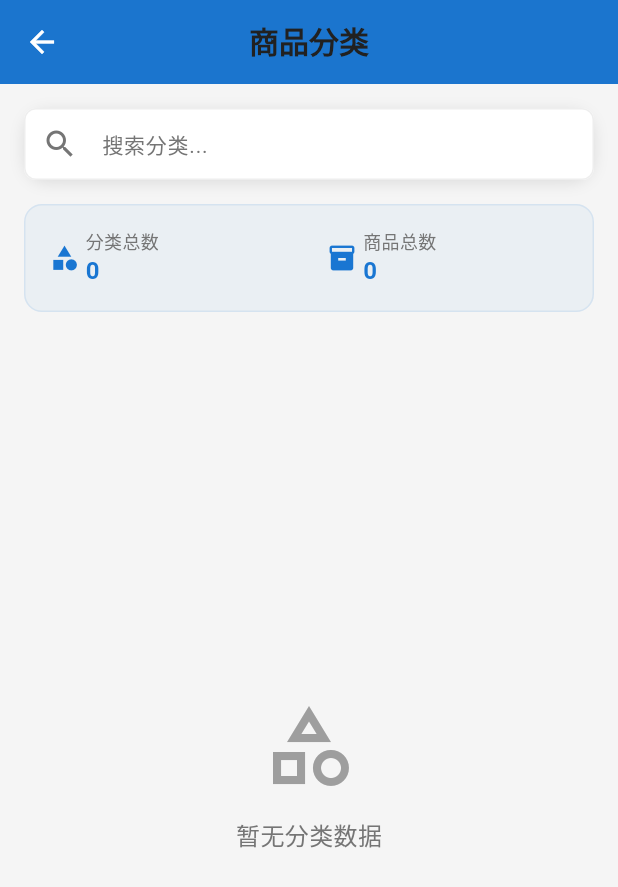
After one commit to yuanzhaoK/mall-mobile, a Flutter app: the CategoryListPage screen opened directly, on a phone screen of 412 x 824 dp. The commit adds this screen. Shown: the top 887 px of the screen. Run offline on Flutter 3.47's test engine with Material 3 defaults, Android fonts, the phone set to English and light mode, and no system bars; our stand-ins replace badges, cached_network_image, carousel_slider, flutter_svg, go_router, graphql_flutter and 3 more; accounts and stored records are empty; network calls fail.

Commit message:
category list page

```diff
--- /dev/null
+++ b/lib/pages/category_list_page.dart
@@ -0,0 +1,397 @@
+import 'package:flutter/material.dart';
+import 'package:flutter_home_mall/constants/app_colors.dart';
+import 'package:flutter_home_mall/core/themes/app_theme.dart';
+import 'package:flutter_home_mall/models/api_models.dart';
+import 'package:flutter_home_mall/providers/home_state.dart';
+import 'package:flutter_home_mall/widgets/category_grid.dart';
+import 'package:flutter_home_mall/widgets/simple_app_bar.dart';
+import 'package:provider/provider.dart';
+
+/// 分类列表页面 - 展示所有商品分类
+class CategoryListPage extends StatefulWidget {
+  const CategoryListPage({super.key});
+
+  @override
+  State<CategoryListPage> createState() => _CategoryListPageState();
+}
+
+class _CategoryListPageState extends State<CategoryListPage> {
+  final TextEditingController _searchController = TextEditingController();
+  String _searchQuery = '';
+
+  @override
+  void initState() {
+    super.initState();
+    _searchController.addListener(_onSearchChanged);
+  }
+
+  @override
+  void dispose() {
+    _searchController.removeListener(_onSearchChanged);
+    _searchController.dispose();
+    super.dispose();
+  }
+
+  void _onSearchChanged() {
+    setState(() {
+      _searchQuery = _searchController.text.trim().toLowerCase();
+    });
+  }
+
+  List<Category> _getFilteredCategories(List<Category> allCategories) {
+    if (_searchQuery.isEmpty) {
+      return allCategories;
+    }
+
+    return allCategories.where((category) {
+      return category.name.toLowerCase().contains(_searchQuery);
+    }).toList();
+  }
+
+  @override
+  Widget build(BuildContext context) {
+    return Scaffold(
+      backgroundColor: AppColors.background,
+      appBar: const SimpleAppBar(title: '商品分类', showBackButton: true),
+      body: Consumer<HomeState>(
+        builder: (context, homeState, child) {
+          final allCategories = homeState.categories;
+          final filteredCategories = _getFilteredCategories(allCategories);
+
+          return Column(
+            children: [
+              // 搜索栏
+              _buildSearchBar(),
+
+              // 分类统计信息
+              _buildCategoryStats(allCategories, filteredCategories),
+
+              // 分类列表
+              Expanded(child: _buildCategoryList(filteredCategories)),
+            ],
+          );
+        },
+      ),
+    );
+  }
+
+  /// 构建搜索栏
+  Widget _buildSearchBar() {
+    return Container(
+      margin: const EdgeInsets.all(AppSpacing.md),
+      decoration: BoxDecoration(
+        color: Colors.white,
+        borderRadius: BorderRadius.circular(AppRadius.lg),
+        boxShadow: const [
+          BoxShadow(
+            color: AppColors.shadow,
+            blurRadius: 8,
+            offset: Offset(0, 2),
+          ),
+        ],
+      ),
+      child: TextField(
+        controller: _searchController,
+        decoration: InputDecoration(
+          hintText: '搜索分类...',
+          hintStyle: AppTextStyles.body2.copyWith(
+            color: AppColors.textSecondary,
+          ),
+          prefixIcon: const Icon(Icons.search, color: AppColors.textSecondary),
+          suffixIcon: _searchQuery.isNotEmpty
+              ? IconButton(
+                  onPressed: () {
+                    _searchController.clear();
+                  },
+                  icon: const Icon(Icons.clear, color: AppColors.textSecondary),
+                )
+              : null,
+          border: OutlineInputBorder(
+            borderRadius: BorderRadius.circular(AppRadius.lg),
+            borderSide: BorderSide.none,
+          ),
+          contentPadding: const EdgeInsets.symmetric(
+            horizontal: AppSpacing.md,
+            vertical: AppSpacing.sm,
+          ),
+          filled: true,
+          fillColor: Colors.white,
+        ),
+      ),
+    );
+  }
+
+  /// 构建分类统计信息
+  Widget _buildCategoryStats(
+    List<Category> allCategories,
+    List<Category> filteredCategories,
+  ) {
+    final totalProducts = allCategories.fold<int>(
+      0,
+      (sum, category) => sum + category.productCount,
+    );
+
+    final filteredProducts = filteredCategories.fold<int>(
+      0,
+      (sum, category) => sum + category.productCount,
+    );
+
+    return Container(
+      margin: const EdgeInsets.symmetric(horizontal: AppSpacing.md),
+      padding: const EdgeInsets.all(AppSpacing.md),
+      decoration: BoxDecoration(
+        color: AppColors.primary.withValues(alpha: 0.05),
+        borderRadius: BorderRadius.circular(AppRadius.md),
+        border: Border.all(color: AppColors.primary.withValues(alpha: 0.1)),
+      ),
+      child: Row(
+        children: [
+          _buildStatItem(
+            '分类总数',
+            _searchQuery.isEmpty
+                ? '${allCategories.length}'
+                : '${filteredCategories.length}/${allCategories.length}',
+            Icons.category,
+          ),
+          const SizedBox(width: AppSpacing.lg),
+          _buildStatItem(
+            '商品总数',
+            _searchQuery.isEmpty
+                ? '$totalProducts'
+                : '$filteredProducts/$totalProducts',
+            Icons.inventory_2,
+          ),
+        ],
+      ),
+    );
+  }
+
+  /// 构建统计项
+  Widget _buildStatItem(String label, String value, IconData icon) {
+    return Expanded(
+      child: Row(
+        children: [
+          Icon(icon, size: 20, color: AppColors.primary),
+          const SizedBox(width: AppSpacing.xs),
+          Column(
+            crossAxisAlignment: CrossAxisAlignment.start,
+            children: [
+              Text(
+                label,
+                style: AppTextStyles.caption.copyWith(
+                  color: AppColors.textSecondary,
+                ),
+              ),
+              Text(
+                value,
+                style: AppTextStyles.body1.copyWith(
+                  color: AppColors.primary,
+                  fontWeight: FontWeight.bold,
+                ),
+              ),
+            ],
+          ),
+        ],
+      ),
+    );
+  }
+
+  /// 构建分类列表
+  Widget _buildCategoryList(List<Category> categories) {
+    if (categories.isEmpty) {
+      return _buildEmptyState();
+    }
+
+    return SingleChildScrollView(
+      padding: const EdgeInsets.only(bottom: AppSpacing.lg),
+      child: Column(
+        children: [
+          const SizedBox(height: AppSpacing.md),
+
+          // 使用CategoryGrid组件显示所有分类
+          CategoryGrid(
+            categories: categories,
+            crossAxisCount: 3, // 3列布局
+            showViewAll: false, // 不显示查看全部按钮
+            title: '',
+            onCategoryTap: _handleCategoryTap,
+          ),
+
+          const SizedBox(height: AppSpacing.md),
+
+          // 列表视图选项
+          _buildListViewToggle(categories),
+        ],
+      ),
+    );
+  }
+
+  /// 构建列表视图切换
+  Widget _buildListViewToggle(List<Category> categories) {
+    return Container(
+      margin: const EdgeInsets.symmetric(horizontal: AppSpacing.md),
+      child: Column(
+        crossAxisAlignment: CrossAxisAlignment.start,
+        children: [
+          Row(
+            children: [
+              Text('列表视图', style: AppTextStyles.headline3),
+              const Spacer(),
+              Icon(Icons.list, color: AppColors.primary, size: 20),
+            ],
+          ),
+          const SizedBox(height: AppSpacing.md),
+
+          // 分类列表
+          ...categories.map((category) => _buildListItem(category)),
+        ],
+      ),
+    );
+  }
+
+  /// 构建列表项
+  Widget _buildListItem(Category category) {
+    return Container(
+      margin: const EdgeInsets.only(bottom: AppSpacing.sm),
+      child: Material(
+        color: Colors.white,
+        borderRadius: BorderRadius.circular(AppRadius.md),
+        elevation: 1,
+        child: InkWell(
+          onTap: () => _handleCategoryTap(category),
+          borderRadius: BorderRadius.circular(AppRadius.md),
+          child: Padding(
+            padding: const EdgeInsets.all(AppSpacing.md),
+            child: Row(
+              children: [
+                // 分类图标
+                Container(
+                  width: 48,
+                  height: 48,
+                  decoration: BoxDecoration(
+                    color: AppColors.primary.withValues(alpha: 0.1),
+                    borderRadius: BorderRadius.circular(AppRadius.sm),
+                  ),
+                  child: Icon(
+                    _getCategoryIcon(category.name),
+                    color: AppColors.primary,
+                    size: 24,
+                  ),
+                ),
+
+                const SizedBox(width: AppSpacing.md),
+
+                // 分类信息
+                Expanded(
+                  child: Column(
+                    crossAxisAlignment: CrossAxisAlignment.start,
+                    children: [
+                      Text(
+                        category.name,
+                        style: AppTextStyles.body1.copyWith(
+                          fontWeight: FontWeight.w600,
+                        ),
+                      ),
+                      const SizedBox(height: 4),
+                      Text(
+                        '${category.productCount} 件商品',
+                        style: AppTextStyles.caption.copyWith(
+                          color: AppColors.primary,
+                          fontWeight: FontWeight.w500,
+                        ),
+                      ),
+                    ],
+                  ),
+                ),
+
+                // 箭头图标
+                const Icon(
+                  Icons.arrow_forward_ios,
+                  size: 16,
+                  color: AppColors.textSecondary,
+                ),
+              ],
+            ),
+          ),
+        ),
+      ),
+    );
+  }
+
+  /// 构建空状态
+  Widget _buildEmptyState() {
+    return Center(
+      child: Column(
+        mainAxisAlignment: MainAxisAlignment.center,
+        children: [
+          Icon(
+            _searchQuery.isNotEmpty
+                ? Icons.search_off
+                : Icons.category_outlined,
+            size: 64,
+            color: AppColors.textLight,
+          ),
+          const SizedBox(height: AppSpacing.md),
+          Text(
+            _searchQuery.isNotEmpty ? '没有找到相关分类' : '暂无分类数据',
+            style: AppTextStyles.body1.copyWith(color: AppColors.textSecondary),
+          ),
+          if (_searchQuery.isNotEmpty) ...[
+            const SizedBox(height: AppSpacing.sm),
+            Text(
+              '尝试使用其他关键词搜索',
+              style: AppTextStyles.body2.copyWith(color: AppColors.textLight),
+            ),
+            const SizedBox(height: AppSpacing.md),
+            TextButton(
+              onPressed: () {
+                _searchController.clear();
+              },
+              child: const Text('清除搜索条件'),
+            ),
+          ],
+        ],
+      ),
+    );
+  }
+
+  /// 根据分类名称获取图标
+  IconData _getCategoryIcon(String categoryName) {
+    final name = categoryName.toLowerCase();
+
+    if (name.contains('服装') || name.contains('衣服')) {
+      return Icons.checkroom;
+    } else if (name.contains('数码') || name.contains('电子')) {
+      return Icons.smartphone;
+    } else if (name.contains('家居') || name.contains('家具')) {
+      return Icons.home;
+    } else if (name.contains('美妆') || name.contains('化妆')) {
+      return Icons.face_retouching_natural;
+    } else if (name.contains('食品') || name.contains('美食')) {
+      return Icons.restaurant;
+    } else if (name.contains('运动') || name.contains('健身')) {
+      return Icons.fitness_center;
+    } else if (name.contains('图书') || name.contains('书籍')) {
+      return Icons.menu_book;
+    } else if (name.contains('母婴') || name.contains('儿童')) {
+      return Icons.child_care;
+    } else if (name.contains('汽车') || name.contains('车辆')) {
+      return Icons.directions_car;
+    } else if (name.contains('旅游') || name.contains('旅行')) {
+      return Icons.flight;
+    } else {
+      return Icons.category;
+    }
+  }
+
+  /// 处理分类点击
+  void _handleCategoryTap(Category category) {
+    // TODO: 导航到分类商品页面
+    ScaffoldMessenger.of(context).showSnackBar(
+      SnackBar(
+        content: Text('进入"${category.name}"分类 (${category.productCount}件商品)'),
+        action: SnackBarAction(label: '确定', onPressed: () {}),
+      ),
+    );
+  }
+}
--- a/lib/pages/home_page.dart
+++ b/lib/pages/home_page.dart
@@ -2,6 +2,7 @@ import 'package:flutter/material.dart';
 import 'package:flutter_home_mall/constants/app_colors.dart';
 import 'package:flutter_home_mall/core/themes/app_theme.dart';
 import 'package:flutter_home_mall/models/api_models.dart';
+import 'package:flutter_home_mall/pages/category_list_page.dart';
 import 'package:flutter_home_mall/pages/debug_page.dart';
 import 'package:flutter_home_mall/providers/cart_state.dart';
 import 'package:flutter_home_mall/providers/home_state.dart';
@@ -482,9 +483,10 @@ class _HomePageState extends State<HomePage> {
 
   /// 处理查看全部分类
   void _handleViewAllCategories() {
-    ScaffoldMessenger.of(
+    Navigator.push(
       context,
-    ).showSnackBar(const SnackBar(content: Text('分类页面开发中...')));
+      MaterialPageRoute(builder: (context) => const CategoryListPage()),
+    );
   }
 
   /// 处理查看全部商品
```
